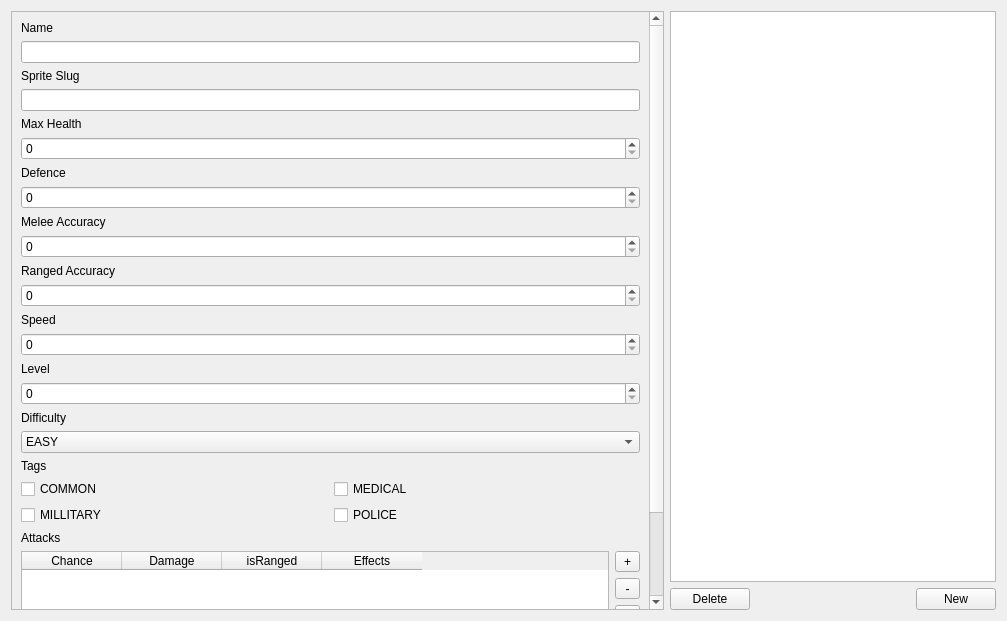
First picture: the form in ui/tabenemies.ui, repository Boxfort/ZombieDataApp, before the edit.
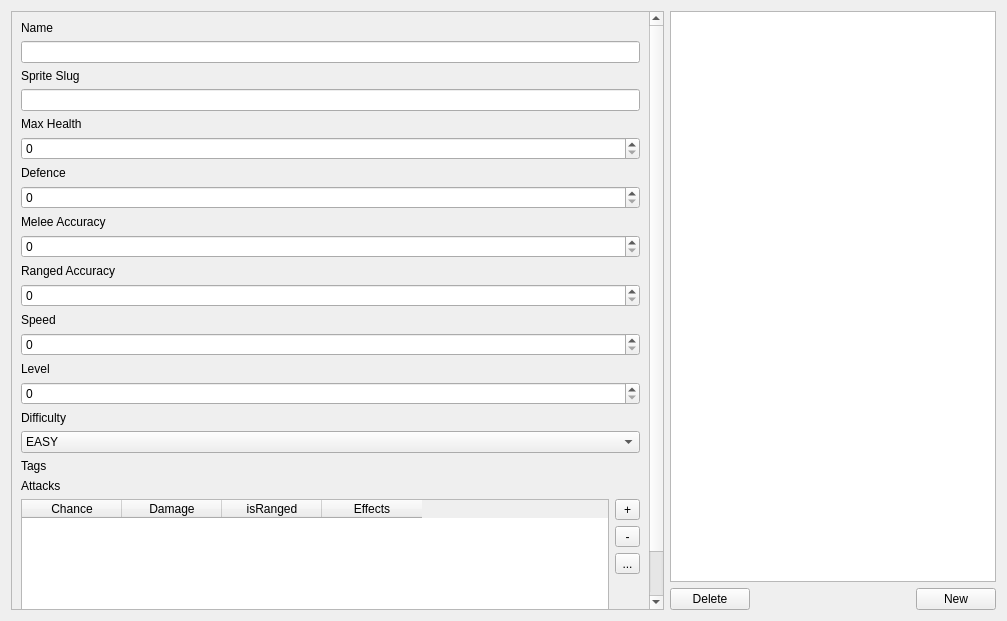
Second picture: the form after the edit.

Diff of the .ui file:
```diff
--- a/ui/tabenemies.ui
+++ b/ui/tabenemies.ui
@@ -23,9 +23,9 @@
       <property name="geometry">
        <rect>
         <x>0</x>
-        <y>0</y>
+        <y>-107</y>
         <width>639</width>
-        <height>768</height>
+        <height>716</height>
        </rect>
       </property>
       <layout class="QVBoxLayout" name="verticalLayout_8">
@@ -165,36 +165,7 @@
         </widget>
        </item>
        <item>
-        <layout class="QGridLayout" name="gridLayout_2">
-         <item row="0" column="0">
-          <widget class="QCheckBox" name="check_tag_common">
-           <property name="text">
-            <string>COMMON</string>
-           </property>
-          </widget>
-         </item>
-         <item row="1" column="0">
-          <widget class="QCheckBox" name="check_tag_millitary">
-           <property name="text">
-            <string>MILLITARY</string>
-           </property>
-          </widget>
-         </item>
-         <item row="0" column="1">
-          <widget class="QCheckBox" name="check_tag_medical">
-           <property name="text">
-            <string>MEDICAL</string>
-           </property>
-          </widget>
-         </item>
-         <item row="1" column="1">
-          <widget class="QCheckBox" name="check_tag_police">
-           <property name="text">
-            <string>POLICE</string>
-           </property>
-          </widget>
-         </item>
-        </layout>
+        <layout class="QVBoxLayout" name="container_tags"/>
        </item>
        <item>
         <widget class="QLabel" name="label">
```
